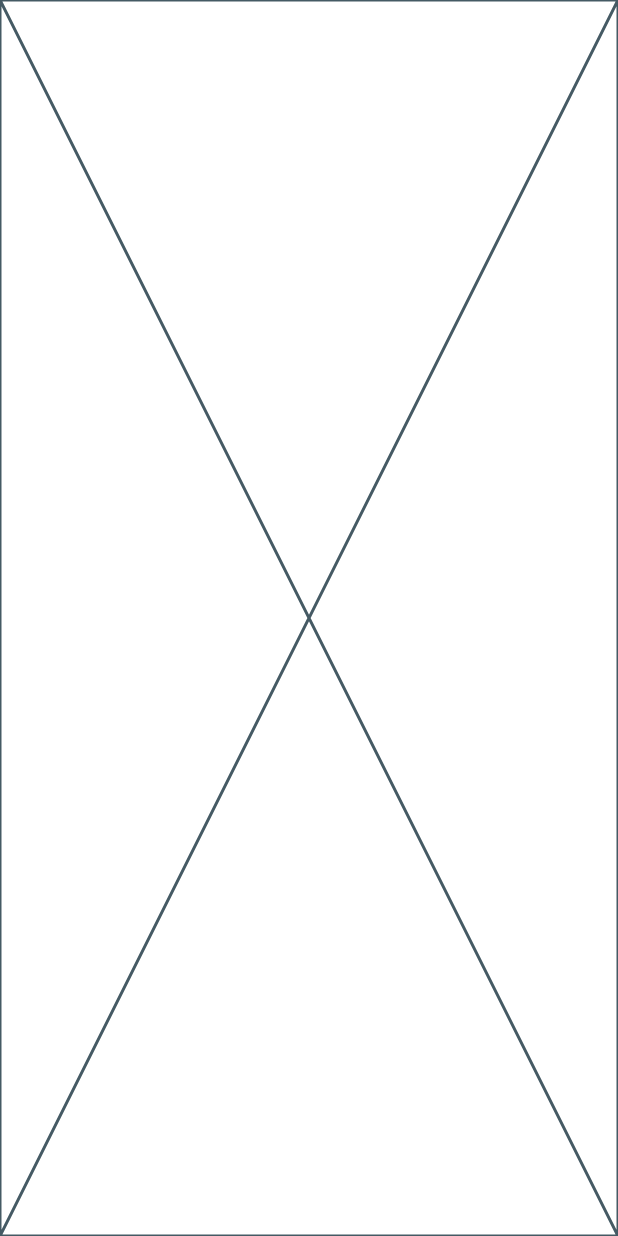
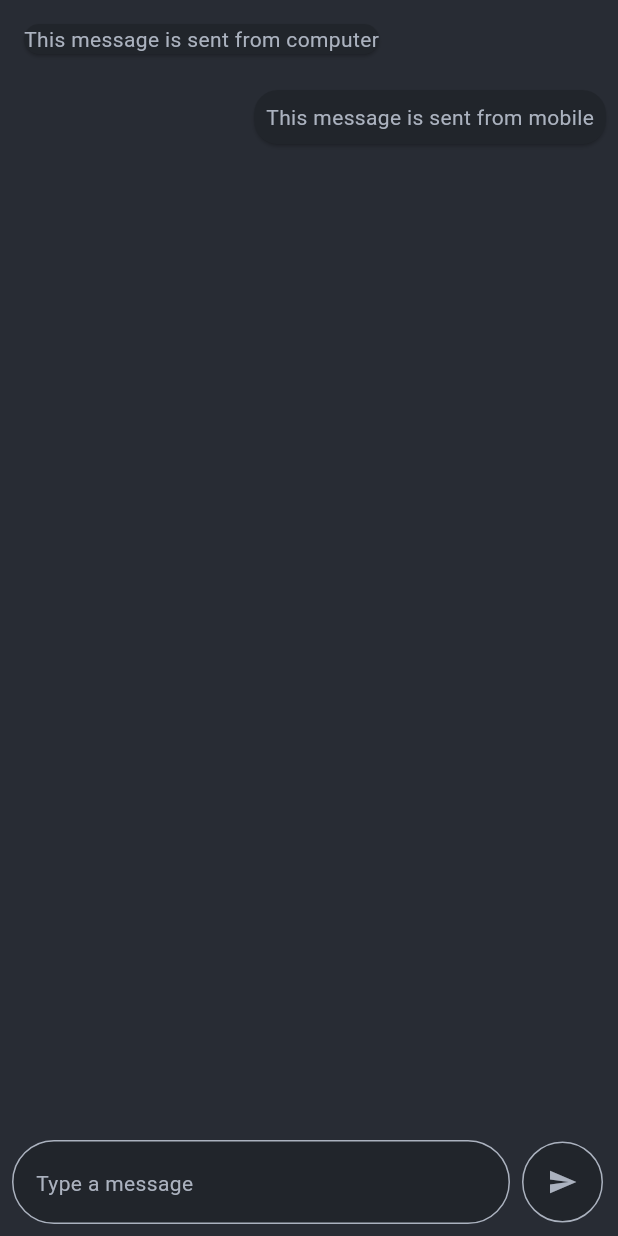
Before and after one commit to CodeByQafar/firebase_flow, a Flutter app: the screen it shows after launch, on a phone screen of 412 x 824 dp. Run offline on Flutter 3.47's test engine with Material 3 defaults, Android fonts, the phone set to English and light mode, and no system bars.

Commit message:
09.09.2025

```diff
--- a/lib/main.dart
+++ b/lib/main.dart
@@ -1,5 +1,6 @@
 import 'package:flutter/material.dart';
 
+import 'src/core/theme/theme.dart';
 import 'src/future/home/view/home_view.dart';
 
 
@@ -13,9 +14,10 @@ class MyApp extends StatelessWidget {
 
   @override
   Widget build(BuildContext context) {
-    return const MaterialApp(
+    return  MaterialApp(
       debugShowCheckedModeBanner: false,
       title: 'Firebase Flow',
+      theme: AppTheme.theme,
       home: HomeView(),
     );
   }
--- /dev/null
+++ b/lib/src/core/constants/border_radius.dart
@@ -0,0 +1,6 @@
+import 'package:flutter/material.dart';
+
+class BorderRadiuses{
+  static BorderRadius textFieldBorderRadius = BorderRadius.circular(30);
+
+}
--- /dev/null
+++ b/lib/src/core/constants/padding.dart
@@ -0,0 +1,7 @@
+import 'package:flutter/widgets.dart';
+
+class Paddings{
+  static const textFieldPadding = EdgeInsets.all( 8);
+static const iconButtonPadding = EdgeInsets.only(right: 10, top: 8, bottom: 8);
+static const iconButtonContentPadding = EdgeInsets.all(17);
+}
--- a/lib/src/core/theme/theme.dart
+++ b/lib/src/core/theme/theme.dart
@@ -1,5 +1,7 @@
 import 'package:firebase_flow/src/core/theme/colors.dart';
 import 'package:flutter/material.dart';
+
+import '../constants/border_radius.dart';
 
 class AppTheme {
   static ThemeData get theme => ThemeData(
@@ -11,6 +13,48 @@ class AppTheme {
       onSecondary: AppColors.fragrantWand,
       onTertiary: AppColors.bluishGreen,
     ),
-    visualDensity: VisualDensity.adaptivePlatformDensity,
+    cardTheme: CardThemeData(
+      color: AppColors.blackBeauty,
+      margin: EdgeInsets.all(8),
+      shape: RoundedRectangleBorder(
+        borderRadius: BorderRadius.circular(16),
+      ),
+    ),
+    hintColor: AppColors.fragrantWand,
+
+    iconTheme: IconThemeData(
+      color: AppColors.fragrantWand
+    ),
+    iconButtonTheme: IconButtonThemeData(
+
+      style: IconButton.styleFrom(
+
+        backgroundColor: AppColors.blackBeauty,
+        foregroundColor: AppColors.blackBeauty,
+        side: BorderSide(
+          color: AppColors.fragrantWand,
+          style: BorderStyle.solid,
+          width: 1,
+        ),
+      ),
+    ),
+    inputDecorationTheme: InputDecorationTheme(
+      hintStyle: TextStyle(color: AppColors.fragrantWand),
+ fillColor: AppColors.blackBeauty,
+      filled: true,
+      focusedBorder: OutlineInputBorder(
+        borderRadius: BorderRadiuses.textFieldBorderRadius,
+        borderSide: BorderSide(color: AppColors.bluishGreen, width: 1.0),
+      ),
+      enabledBorder: OutlineInputBorder(
+        borderRadius: BorderRadiuses.textFieldBorderRadius,
+        borderSide: BorderSide(color: AppColors.fragrantWand, width: 1.0),
+      ),
+    ),
+    textTheme: TextTheme(
+      bodyLarge: TextStyle(color: AppColors.fragrantWand),
+      bodyMedium: TextStyle(color: AppColors.fragrantWand),
+      bodySmall: TextStyle(color: AppColors.fragrantWand),
+    ),
   );
 }
--- a/lib/src/future/home/view/home_view.dart
+++ b/lib/src/future/home/view/home_view.dart
@@ -1,11 +1,75 @@
+import 'package:firebase_flow/src/core/constants/padding.dart';
+import 'package:firebase_flow/src/future/home/view/widgets/button/send_button.dart';
+import 'package:firebase_flow/src/future/home/view/widgets/text_fields/message_text_field.dart';
 import 'package:flutter/material.dart';
 
+class HomeView extends StatefulWidget {
+  HomeView({super.key});
 
-class HomeView extends StatelessWidget {
-  const HomeView({super.key});
+  @override
+  State<HomeView> createState() => _HomeViewState();
+}
+
+class _HomeViewState extends State<HomeView> {
+  final TextEditingController textEditingController = TextEditingController();
 
   @override
   Widget build(BuildContext context) {
-    return const Placeholder();
+    return Scaffold(
+      body: SafeArea(
+        child: SizedBox(
+          height: double.infinity,
+          width: double.infinity,
+          child: Stack(
+            children: [
+              SingleChildScrollView(
+                physics: BouncingScrollPhysics(),
+                child: Column(
+                  crossAxisAlignment: CrossAxisAlignment.start,
+                  children: [
+                    Align(
+                      alignment: Alignment.topLeft,
+                      child: Padding(
+                        padding: const EdgeInsets.all(8.0),
+                        child: ConstrainedBox(
+                          constraints: BoxConstraints(
+                            maxWidth: MediaQuery.of(context).size.width * 0.7,
+                          ),
+                          child: Card(
+                            child: Text('This message is sent from computer'),
+                          ),
+                        ),
+                      ),
+                    ),
+                    Align(
+                      alignment: Alignment.topRight,
+                      child: Card(
+                        child: Padding(
+                          padding: EdgeInsets.all(8.0),
+                          child: Text('This message is sent from mobile'),
+                        ),
+                      ),
+                    ),
+                  ],
+                ),
+              ),
+              Column(
+                mainAxisAlignment: MainAxisAlignment.end,
+                children: [
+                  Row(
+                    mainAxisAlignment: MainAxisAlignment.center,
+                    crossAxisAlignment: CrossAxisAlignment.center,
+                    children: [
+                      MessageTextField(textEditingController: textEditingController),
+                      SendButton(message: textEditingController.text),
+                    ],
+                  ),
+                ],
+              ),
+            ],
+          ),
+        ),
+      ),
+    );
   }
 }
--- /dev/null
+++ b/lib/src/future/home/view/widgets/button/send_button.dart
@@ -0,0 +1,25 @@
+import 'dart:developer';
+
+import 'package:flutter/material.dart';
+
+import '../../../../../core/constants/padding.dart';
+
+class SendButton extends StatelessWidget {
+  const SendButton({super.key, required this.message});
+final String? message;
+  @override
+  Widget build(BuildContext context) {
+    return     Padding(
+      padding: Paddings.iconButtonPadding,
+      child: IconButton(
+        alignment: Alignment.center,
+        padding: Paddings.iconButtonContentPadding,
+
+        onPressed: () {
+
+        },
+        icon: Icon(Icons.send, size: 20,color: Theme.of(context).colorScheme.onPrimary,),
+      ),
+    );
+  }
+}
--- /dev/null
+++ b/lib/src/future/home/view/widgets/text_fields/message_text_field.dart
@@ -0,0 +1,37 @@
+import 'package:flutter/material.dart';
+
+import '../../../../../core/constants/padding.dart';
+
+class MessageTextField extends StatefulWidget {
+  const MessageTextField({super.key,required this.textEditingController});
+ final TextEditingController textEditingController;
+  @override
+  State<MessageTextField> createState() => _MessageTextFieldState();
+}
+
+class _MessageTextFieldState extends State<MessageTextField> {
+  @override
+  Widget build(BuildContext context) {
+    return      Expanded(
+      child: Padding(
+        padding: Paddings.textFieldPadding,
+        child: TextField(
+          onChanged: (value) {
+            setState(() {
+              widget.textEditingController.text = value;
+
+            });
+          },
+          cursorColor: Theme.of(
+            context,
+          ).colorScheme.onTertiary,
+          decoration: InputDecoration(
+            hintText: 'Type a message',
+
+            hintStyle: Theme.of(context).textTheme.bodyMedium,
+          ),
+        ),
+      ),
+    );
+  }
+}
```
Also changed, not shown: 5 other files.
